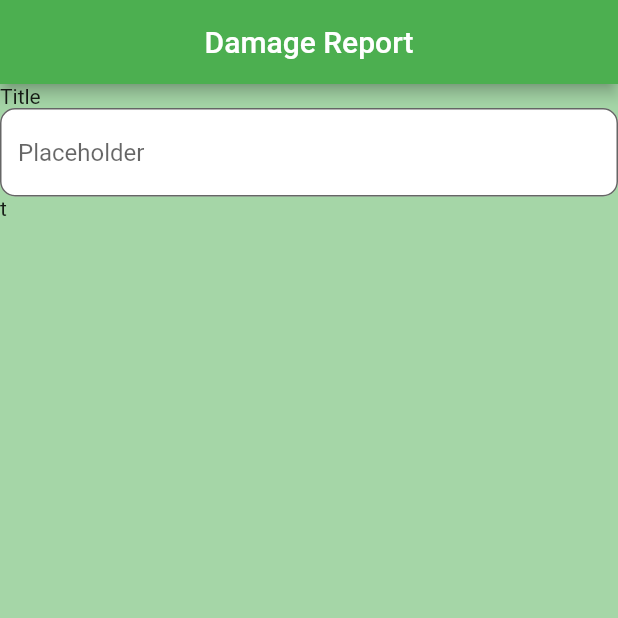
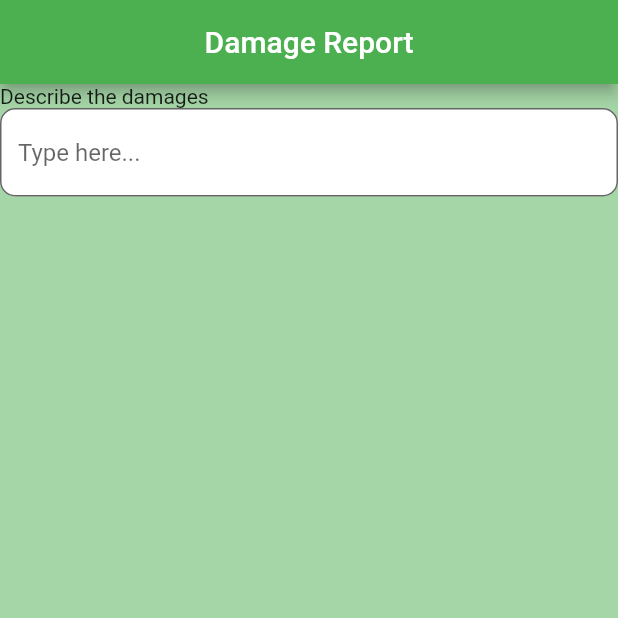
Before and after one commit to MattyMcF4tty/Report_Sender, a Flutter app: the screen it shows after launch, on a phone screen of 412 x 824 dp, the top half of it. Run offline on Flutter 3.47's test engine with Material 2 defaults, Android fonts, the light colour scheme and no system bars.

Commit message:
better setup

```diff
--- a/reportsender/lib/main.dart
+++ b/reportsender/lib/main.dart
@@ -1,5 +1,5 @@
 import 'package:flutter/material.dart';
-import 'package:reportsender/widgets/input_field.dart';
+import 'package:reportsender/screens/damage_report.dart';
 
 void main() {
   runApp(const MyApp());
@@ -21,27 +21,3 @@ class MyApp extends StatelessWidget {
     );
   }
 }
-
-class DamageReport extends StatelessWidget {
-  const DamageReport({super.key, required this.title});
-
-  final String title;
-
-  @override
-  Widget build(BuildContext context) {
-    return Scaffold(
-      backgroundColor: Colors.green[200],
-      appBar: AppBar(
-        title: Text(title),
-        centerTitle: true,
-      ),
-      body: Column(
-        crossAxisAlignment: CrossAxisAlignment.start,
-        children: <Widget>[
-          InputField(),
-          Text("t"),
-        ],
-      ),
-    );
-  }
-}
--- /dev/null
+++ b/reportsender/lib/screens/damage_report.dart
@@ -0,0 +1,33 @@
+import 'package:flutter/material.dart';
+import 'package:reportsender/widgets/input_field.dart';
+
+class DamageReport extends StatefulWidget {
+  final String title;
+
+  const DamageReport({super.key, required this.title});
+
+  @override
+  State<DamageReport> createState() => _DamageReport();
+}
+
+class _DamageReport extends State<DamageReport> {
+  @override
+  Widget build(BuildContext context) {
+    return Scaffold(
+      backgroundColor: Colors.green[200],
+      appBar: AppBar(
+        title: Text(widget.title),
+        centerTitle: true,
+      ),
+      body: Column(
+        crossAxisAlignment: CrossAxisAlignment.start,
+        children: const <Widget>[
+          InputField(
+            placeholderText: "Type here...",
+            inputfieldLabel: "Describe the damages",
+          ),
+        ],
+      ),
+    );
+  }
+}
--- a/reportsender/lib/widgets/input_field.dart
+++ b/reportsender/lib/widgets/input_field.dart
@@ -1,7 +1,13 @@
 import 'package:flutter/material.dart';
 
 class InputField extends StatefulWidget {
-  const InputField({super.key});
+  final String placeholderText;
+  final String inputfieldLabel;
+
+  const InputField(
+      {super.key,
+      required this.placeholderText,
+      required this.inputfieldLabel});
 
   @override
   State<InputField> createState() => _InputField();
@@ -21,11 +27,11 @@ class _InputField extends State<InputField> {
     return Column(
       crossAxisAlignment: CrossAxisAlignment.start,
       children: <Widget>[
-        Text("Title"),
+        Text(widget.inputfieldLabel),
         TextField(
           controller: inputfieldTextController,
           decoration: InputDecoration(
-            hintText: "Placeholder",
+            hintText: widget.placeholderText,
             filled: true,
             fillColor: Colors.white,
             hoverColor: Colors.blue,
```
Also changed, not shown: 1 other file.
